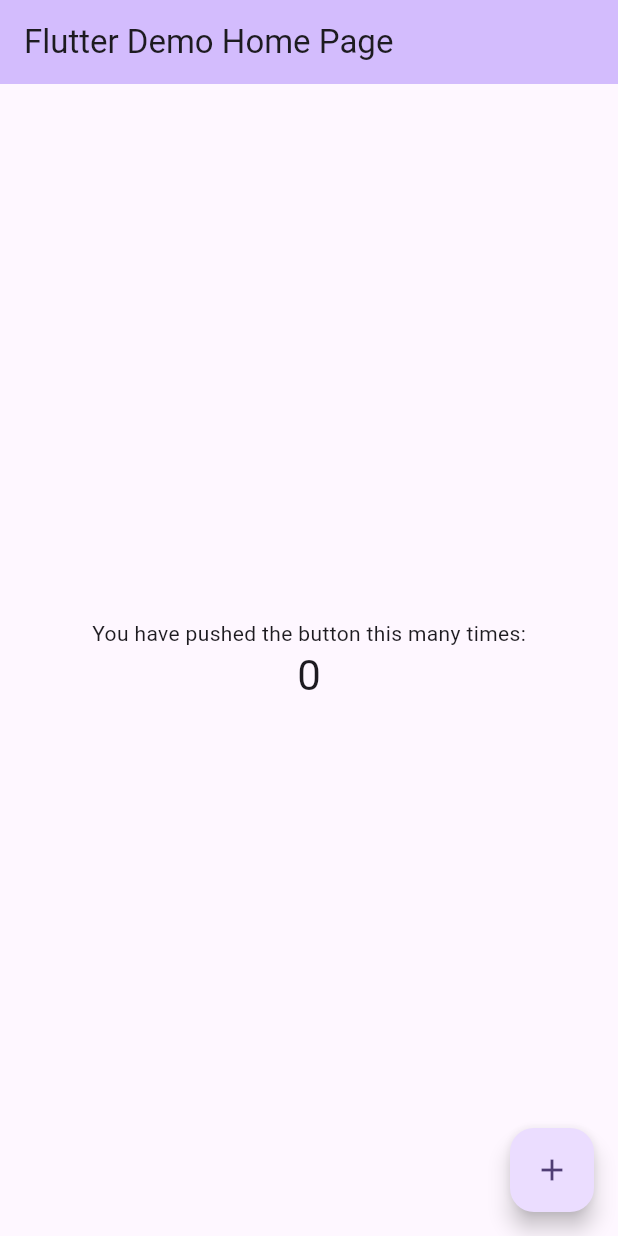
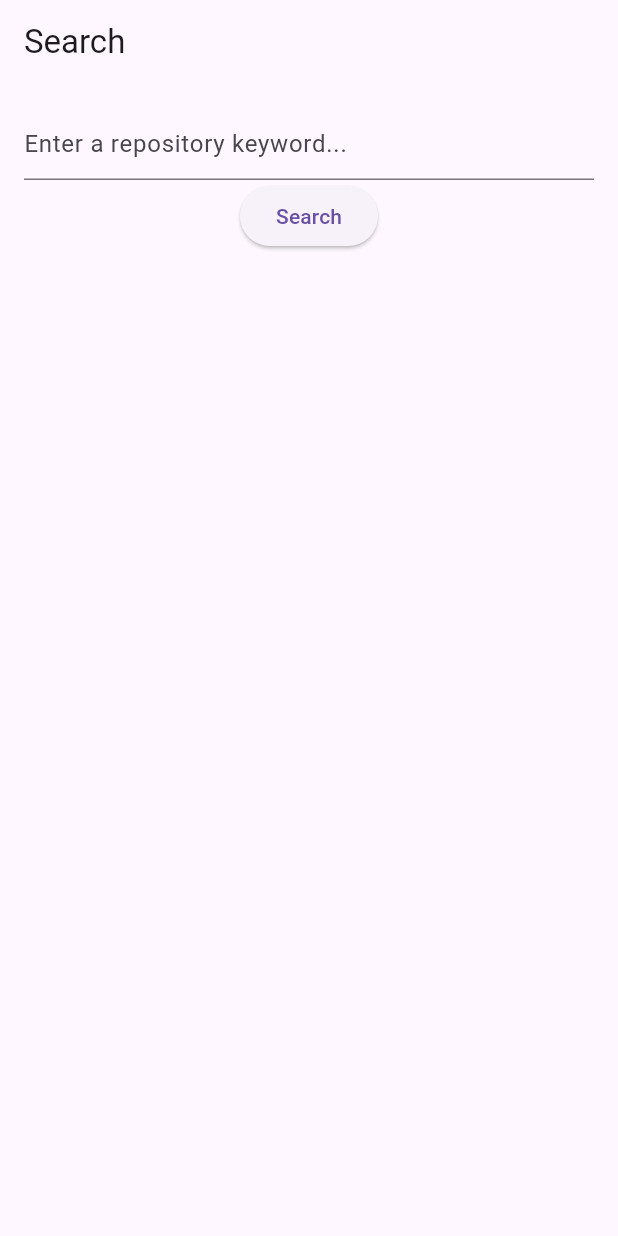
Before and after one commit to use-hunks/repo-finder, a Flutter app: the screen it shows after launch, on a phone screen of 412 x 824 dp. Run offline on Flutter 3.47's test engine with Material 3 defaults, Android fonts, the light colour scheme and no system bars.

Commit message:
feat: キーワード入力画面の初期UIを作成

```diff
--- a/lib/main.dart
+++ b/lib/main.dart
@@ -9,61 +9,47 @@ class MyApp extends StatelessWidget {
 
   @override
   Widget build(BuildContext context) {
-    return MaterialApp(
-      title: 'Flutter Demo',
-      theme: ThemeData(
-        colorScheme: ColorScheme.fromSeed(seedColor: Colors.deepPurple),
-        useMaterial3: true,
-      ),
-      home: const MyHomePage(title: 'Flutter Demo Home Page'),
+    return const MaterialApp(
+      home: SearchPage(),
     );
   }
 }
 
-class MyHomePage extends StatefulWidget {
-  const MyHomePage({super.key, required this.title});
-
-  final String title;
+class SearchPage extends StatefulWidget {
+  const SearchPage({super.key});
 
   @override
-  State<MyHomePage> createState() => _MyHomePageState();
+  _SearchPageState createState() => _SearchPageState();
 }
 
-class _MyHomePageState extends State<MyHomePage> {
-  int _counter = 0;
-
-  void _incrementCounter() {
-    setState(() {
-      _counter++;
-    });
-  }
+class _SearchPageState extends State<SearchPage> {
+  final TextEditingController _controller = TextEditingController();
 
   @override
   Widget build(BuildContext context) {
     return Scaffold(
       appBar: AppBar(
-        backgroundColor: Theme.of(context).colorScheme.inversePrimary,
-        title: Text(widget.title),
+        title: const Text('Search'),
       ),
-      body: Center(
+      body: Padding(
+        padding: const EdgeInsets.all(16.0),
         child: Column(
-          mainAxisAlignment: MainAxisAlignment.center,
-          children: <Widget>[
-            const Text(
-              'You have pushed the button this many times:',
+          children: [
+            TextField(
+              controller: _controller,
+              decoration: const InputDecoration(
+                hintText: 'Enter a repository keyword...',
+              ),
             ),
-            Text(
-              '$_counter',
-              style: Theme.of(context).textTheme.headlineMedium,
+            ElevatedButton(
+              onPressed: () {
+                final String query = _controller.text;
+              },
+              child: const Text('Search'),
             ),
           ],
         ),
       ),
-      floatingActionButton: FloatingActionButton(
-        onPressed: _incrementCounter,
-        tooltip: 'Increment',
-        child: const Icon(Icons.add),
-      ),
     );
   }
 }
```
